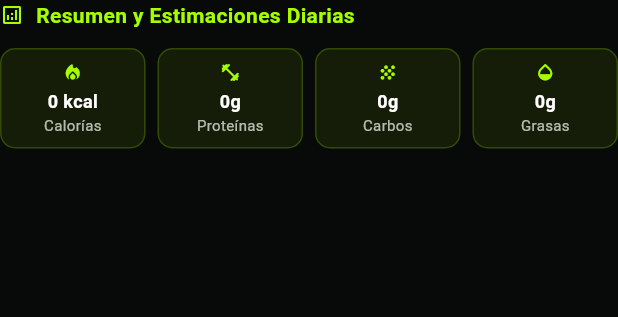
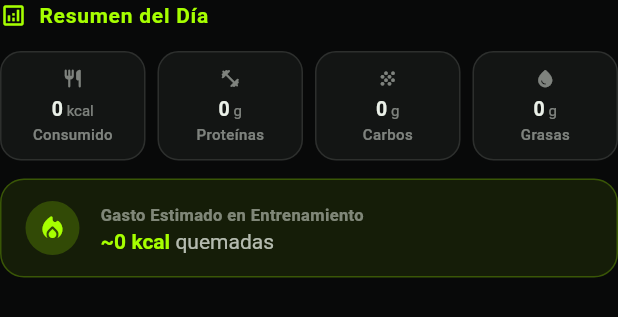
Before and after one commit to T1-ChamitoPro/xef, a Flutter app: the HistorialResumenNutricionalSection widget shown alone on an empty page, opened directly, on a phone screen of 412 x 824 dp. Shown: the top 317 px of the screen. Run offline on Flutter 3.47's test engine with Material 3 defaults, Android fonts, the light colour scheme and no system bars; our stand-ins replace flutter_dotenv, supabase_flutter; accounts and stored records are empty.

Commit message:
mejora al historial

```diff
--- a/xef/lib/features/historial/widgets/historial_dia_card.dart
+++ b/xef/lib/features/historial/widgets/historial_dia_card.dart
@@ -4,9 +4,8 @@ import '../../../core/theme/app_theme.dart';
 import '../../../models/historial_model.dart';
 import 'historial_comidas_section.dart';
 import 'historial_ejercicios_section.dart';
-import 'historial_resumen_nutricional_section.dart'; // <--- 1. Importar
+import 'historial_resumen_nutricional_section.dart';
 
-/// Tarjeta expandible que muestra el detalle de un día guardado en el historial
 class HistorialDiaCard extends StatelessWidget {
   final HistorialDia dia;
 
@@ -20,42 +19,58 @@ class HistorialDiaCard extends StatelessWidget {
     final numCalorias = dia.infoNutricionalResumen?['total_calorias'] ?? 0;
 
     return Container(
-      margin: const EdgeInsets.only(bottom: 16),
+      margin: const EdgeInsets.only(bottom: 14),
       decoration: BoxDecoration(
-        color: AppColors.azureMist.withValues(alpha: 0.04),
-        borderRadius: BorderRadius.circular(18),
-        border: Border.all(color: AppColors.azureMist.withValues(alpha: 0.08)),
+        color: AppColors.cardBg,
+        borderRadius: BorderRadius.circular(20),
+        border: Border.all(color: AppColors.azureMist.withValues(alpha: 0.1)),
       ),
+      child: ClipRRect(
+        borderRadius: BorderRadius.circular(20),
+        child: Theme(
+          data: Theme.of(context).copyWith(dividerColor: Colors.transparent),
           child: ExpansionTile(
-        tilePadding: const EdgeInsets.symmetric(horizontal: 16, vertical: 8),
+            tilePadding: const EdgeInsets.symmetric(
+              horizontal: 18,
+              vertical: 6,
+            ),
             iconColor: AppColors.lightGreen,
-        collapsedIconColor: AppColors.textSecondary,
+            collapsedIconColor: AppColors.textMuted,
             title: Text(
               fechaFormatted,
               style: const TextStyle(
-            color: Colors.white,
+                color: AppColors.textPrimary,
                 fontWeight: FontWeight.bold,
                 fontSize: 16,
               ),
             ),
-        subtitle: Text(
-          '${dia.comidas.length} comidas | ${dia.ejercicios.length} ejercicios ($numCalorias kcal)',
-          style: const TextStyle(color: AppColors.textSecondary, fontSize: 13),
+            subtitle: Padding(
+              padding: const EdgeInsets.only(top: 4),
+              child: Text(
+                '${dia.comidas.length} comidas  •  ${dia.ejercicios.length} ejercicios  •  $numCalorias kcal',
+                style: const TextStyle(
+                  color: AppColors.textSecondary,
+                  fontSize: 12,
+                  fontWeight: FontWeight.w500,
+                ),
+              ),
             ),
             children: [
-          const Divider(height: 1, color: Colors.white10),
+              Divider(
+                height: 1,
+                color: AppColors.azureMist.withValues(alpha: 0.1),
+              ),
               Padding(
-            padding: const EdgeInsets.all(16),
+                padding: const EdgeInsets.all(18),
                 child: Column(
                   crossAxisAlignment: CrossAxisAlignment.start,
                   children: [
                     HistorialComidasSection(comidas: dia.comidas),
-                const SizedBox(height: 16),
+                    const SizedBox(height: 18),
                     HistorialEjerciciosSection(ejercicios: dia.ejercicios),
                     const SizedBox(height: 20),
-                const Divider(color: Colors.white10),
-                const SizedBox(height: 12),
-                // 2. Nueva sección de resumen al final del día
+                    Divider(color: AppColors.azureMist.withValues(alpha: 0.1)),
+                    const SizedBox(height: 16),
                     HistorialResumenNutricionalSection(
                       infoNutricional: dia.infoNutricionalResumen,
                       infoFisica: dia.infoFisicaResumen,
@@ -65,6 +80,8 @@ class HistorialDiaCard extends StatelessWidget {
               ),
             ],
           ),
+        ),
+      ),
     );
   }
 }
--- a/xef/lib/features/historial/widgets/historial_resumen_nutricional_section.dart
+++ b/xef/lib/features/historial/widgets/historial_resumen_nutricional_section.dart
@@ -1,8 +1,8 @@
 import 'package:flutter/material.dart';
 
 import '../../../core/theme/app_theme.dart';
+import 'macro_badge.dart';
 
-/// Sección que muestra el resumen de macros y el gasto calórico de entrenamiento
 class HistorialResumenNutricionalSection extends StatelessWidget {
   final Map<String, dynamic>? infoNutricional;
   final Map<String, dynamic>? infoFisica;
@@ -16,148 +16,160 @@ class HistorialResumenNutricionalSection extends StatelessWidget {
   @override
   Widget build(BuildContext context) {
     final calorias = infoNutricional?['total_calorias'] ?? 0;
-    final proteinas =
-        (infoNutricional?['total_proteinas_g'] as num?)?.toDouble() ?? 0.0;
-    final carbos =
-        (infoNutricional?['total_carbohidratos_g'] as num?)?.toDouble() ?? 0.0;
-    final grasas =
-        (infoNutricional?['total_grasas_g'] as num?)?.toDouble() ?? 0.0;
+    final proteinas = infoNutricional?['total_proteinas_g'] ?? 0;
+    final carbos = infoNutricional?['total_carbohidratos_g'] ?? 0;
+    final grasas = infoNutricional?['total_grasas_g'] ?? 0;
 
-    final numEjercicios = infoFisica?['total_ejercicios'] ?? 0;
-    final caloriasQuemadas = numEjercicios * 45;
-    final grasaQuemadaG = (caloriasQuemadas / 7.7).toStringAsFixed(1);
+    // Búsqueda flexible de la llave del gasto calórico
+    final num gastoCalorias =
+        infoFisica?['gasto_calorias_estimado'] ??
+        infoFisica?['calorias_quemadas'] ??
+        infoFisica?['total_calorias_quemadas'] ??
+        infoFisica?['gasto_calorias'] ??
+        0;
+
+    final num gastoGrasa =
+        infoFisica?['gasto_grasa_estimado_g'] ??
+        infoFisica?['grasa_quemada_g'] ??
+        0;
 
     return Column(
       crossAxisAlignment: CrossAxisAlignment.start,
       children: [
+        // Encabezado
         const Row(
           children: [
             Icon(
               Icons.analytics_outlined,
-              size: 16,
+              size: 18,
               color: AppColors.lightGreen,
             ),
             SizedBox(width: 8),
             Text(
-              'Resumen y Estimaciones Diarias',
+              'Resumen del Día',
               style: TextStyle(
                 color: AppColors.lightGreen,
                 fontWeight: FontWeight.bold,
                 fontSize: 14,
+                letterSpacing: 0.5,
               ),
             ),
           ],
         ),
-        const SizedBox(height: 12),
-        // Fila de Macronutrientes Principales
+        const SizedBox(height: 14),
+
+        // Badges de consumo nutricional
         Row(
           children: [
-            _buildStatBadge(
-              'Calorías',
-              '$calorias kcal',
-              Icons.local_fire_department_rounded,
+            MacroBadge(
+              label: 'Consumido',
+              valor: '$calorias',
+              unidad: 'kcal',
+              icon: Icons.restaurant_rounded,
             ),
             const SizedBox(width: 8),
-            _buildStatBadge(
-              'Proteínas',
-              '${proteinas.toStringAsFixed(0)}g',
-              Icons.fitness_center_rounded,
+            MacroBadge(
+              label: 'Proteínas',
+              valor: '$proteinas',
+              unidad: 'g',
+              icon: Icons.fitness_center_rounded,
             ),
             const SizedBox(width: 8),
-            _buildStatBadge(
-              'Carbos',
-              '${carbos.toStringAsFixed(0)}g',
-              Icons.grain_rounded,
+            MacroBadge(
+              label: 'Carbos',
+              valor: '$carbos',
+              unidad: 'g',
+              icon: Icons.grain_rounded,
             ),
             const SizedBox(width: 8),
-            _buildStatBadge(
-              'Grasas',
-              '${grasas.toStringAsFixed(0)}g',
-              Icons.opacity_rounded,
+            MacroBadge(
+              label: 'Grasas',
+              valor: '$grasas',
+              unidad: 'g',
+              icon: Icons.water_drop_rounded,
             ),
           ],
         ),
-        if (numEjercicios > 0) ...[
+
         const SizedBox(height: 12),
-          // Tarjeta exclusiva de Gasto Energético
+
+        // Tarjeta de Gasto Físico Estimado
         Container(
           width: double.infinity,
-            padding: const EdgeInsets.symmetric(horizontal: 14, vertical: 12),
+          padding: const EdgeInsets.symmetric(horizontal: 16, vertical: 14),
           decoration: BoxDecoration(
-              color: Colors.black.withValues(alpha: 0.2),
-              borderRadius: BorderRadius.circular(12),
-              border: Border.all(color: Colors.white10),
+            color: AppColors.lightGreen.withValues(alpha: 0.08),
+            borderRadius: BorderRadius.circular(16),
+            border: Border.all(
+              color: AppColors.lightGreen.withValues(alpha: 0.25),
+            ),
           ),
           child: Row(
-              mainAxisAlignment: MainAxisAlignment.spaceBetween,
             children: [
-                Row(
+              Container(
+                padding: const EdgeInsets.all(8),
+                decoration: BoxDecoration(
+                  color: AppColors.lightGreen.withValues(alpha: 0.2),
+                  shape: BoxShape.circle,
+                ),
+                child: const Icon(
+                  Icons.local_fire_department_rounded,
+                  size: 20,
+                  color: AppColors.lightGreen,
+                ),
+              ),
+              const SizedBox(width: 14),
+              Expanded(
+                child: Column(
+                  crossAxisAlignment: CrossAxisAlignment.start,
                   children: [
-                    const Icon(
-                      Icons.bolt_rounded,
-                      size: 18,
-                      color: Colors.orangeAccent,
+                    const Text(
+                      'Gasto Estimado en Entrenamiento',
+                      style: TextStyle(
+                        fontSize: 11,
+                        fontWeight: FontWeight.w600,
+                        color: AppColors.textMuted,
                       ),
-                    const SizedBox(width: 8),
-                    Text(
-                      'Gasto en entreno: ~$caloriasQuemadas kcal',
+                    ),
+                    const SizedBox(height: 2),
+                    RichText(
+                      text: TextSpan(
                         style: const TextStyle(
+                          fontSize: 14,
                           color: AppColors.textPrimary,
-                        fontSize: 13,
-                        fontWeight: FontWeight.w500,
+                        ),
+                        children: [
+                          TextSpan(
+                            text: '~$gastoCalorias kcal ',
+                            style: const TextStyle(
+                              fontWeight: FontWeight.bold,
+                              color: AppColors.lightGreen,
+                            ),
+                          ),
+                          const TextSpan(
+                            text: 'quemadas',
+                            style: TextStyle(color: AppColors.textSecondary),
+                          ),
+                          if (gastoGrasa > 0) ...[
+                            const TextSpan(text: ' • '),
+                            TextSpan(
+                              text: '~$gastoGrasa g grasa',
+                              style: const TextStyle(
+                                fontWeight: FontWeight.w600,
+                                color: AppColors.textSecondary,
                               ),
                             ),
                           ],
-                ),
-                Text(
-                  '~$grasaQuemadaG g grasa',
-                  style: const TextStyle(
-                    color: AppColors.lightGreen,
-                    fontSize: 13,
-                    fontWeight: FontWeight.bold,
+                        ],
                       ),
                     ),
                   ],
                 ),
               ),
             ],
+          ),
+        ),
       ],
     );
   }
-
-  Widget _buildStatBadge(String label, String val, IconData icon) {
-    return Expanded(
-      child: Container(
-        padding: const EdgeInsets.symmetric(vertical: 8, horizontal: 4),
-        decoration: BoxDecoration(
-          color: AppColors.lightGreen.withValues(alpha: 0.08),
-          borderRadius: BorderRadius.circular(10),
-          border: Border.all(
-            color: AppColors.lightGreen.withValues(alpha: 0.2),
-          ),
-        ),
-        child: Column(
-          children: [
-            Icon(icon, size: 14, color: AppColors.lightGreen),
-            const SizedBox(height: 4),
-            Text(
-              val,
-              style: const TextStyle(
-                color: Colors.white,
-                fontWeight: FontWeight.bold,
-                fontSize: 12,
-              ),
-            ),
-            Text(
-              label,
-              style: const TextStyle(
-                color: AppColors.textSecondary,
-                fontSize: 10,
-              ),
-            ),
-          ],
-        ),
-      ),
-    );
 }
-}
--- /dev/null
+++ b/xef/lib/features/historial/widgets/macro_badge.dart
@@ -0,0 +1,73 @@
+import 'package:flutter/material.dart';
+
+import '../../../../core/theme/app_theme.dart';
+
+class MacroBadge extends StatelessWidget {
+  final String label;
+  final String valor;
+  final String unidad;
+  final IconData icon;
+
+  const MacroBadge({
+    super.key,
+    required this.label,
+    required this.valor,
+    required this.unidad,
+    required this.icon,
+  });
+
+  @override
+  Widget build(BuildContext context) {
+    return Expanded(
+      child: Container(
+        padding: const EdgeInsets.symmetric(vertical: 10, horizontal: 6),
+        decoration: BoxDecoration(
+          color: AppColors.azureMist.withValues(alpha: 0.05),
+          borderRadius: BorderRadius.circular(14),
+          border: Border.all(
+            color: AppColors.azureMist.withValues(alpha: 0.12),
+          ),
+        ),
+        child: Column(
+          children: [
+            Icon(icon, size: 14, color: AppColors.textMuted),
+            const SizedBox(height: 6),
+            RichText(
+              textAlign: TextAlign.center,
+              text: TextSpan(
+                children: [
+                  TextSpan(
+                    text: valor,
+                    style: const TextStyle(
+                      fontSize: 13,
+                      fontWeight: FontWeight.bold,
+                      color: AppColors.textPrimary,
+                    ),
+                  ),
+                  TextSpan(
+                    text: ' $unidad',
+                    style: const TextStyle(
+                      fontSize: 10,
+                      color: AppColors.textMuted,
+                    ),
+                  ),
+                ],
+              ),
+            ),
+            const SizedBox(height: 2),
+            Text(
+              label,
+              maxLines: 1,
+              overflow: TextOverflow.ellipsis,
+              style: const TextStyle(
+                fontSize: 10,
+                color: AppColors.textMuted,
+                fontWeight: FontWeight.w500,
+              ),
+            ),
+          ],
+        ),
+      ),
+    );
+  }
+}
--- a/xef/lib/providers/historial_provider.dart
+++ b/xef/lib/providers/historial_provider.dart
@@ -44,7 +44,6 @@ class HistorialProvider extends ChangeNotifier {
     }
   }
 
-  /// Comprueba si la comida específica ya está completada
   bool isComidaCompletada(String tipo, String nombreComida) {
     if (_historialHoy == null) return false;
     return _historialHoy!.comidas.any(
@@ -52,14 +51,12 @@ class HistorialProvider extends ChangeNotifier {
     );
   }
 
-  /// Alterna comida en la UI de inmediato y persiste en Supabase
   Future<void> toggleComida(HistorialComida comida) async {
     if (_historialHoy == null) return;
 
     final estaCompletada = isComidaCompletada(comida.tipoComida, comida.nombre);
     final listaOriginal = List<HistorialComida>.from(_historialHoy!.comidas);
 
-    // 1. Actualización optimista inmediata (0ms de retraso visual)
     if (estaCompletada) {
       _historialHoy!.comidas.removeWhere(
         (c) => c.tipoComida == comida.tipoComida && c.nombre == comida.nombre,
@@ -72,7 +69,6 @@ class HistorialProvider extends ChangeNotifier {
     }
     notifyListeners();
 
-    // 2. Persistencia transparente en backend (sin re-fetching que revierta el estado)
     try {
       if (estaCompletada) {
         final itemAEliminar = listaOriginal.firstWhere(
@@ -88,8 +84,7 @@ class HistorialProvider extends ChangeNotifier {
         );
       }
     } catch (e) {
-      debugPrint('❌ Error al guardar comida en Supabase: $e');
-      // Revertir únicamente en caso de falla real de red o base de datos
+      debugPrint('Error al guardar comida en Supabase: $e');
       _historialHoy = HistorialDia(
         id: _historialHoy!.id,
         fecha: _historialHoy!.fecha,
@@ -102,13 +97,11 @@ class HistorialProvider extends ChangeNotifier {
     }
   }
 
-  /// Comprueba si el ejercicio está completado
   bool isEjercicioCompletado(String nombreEjercicio) {
     if (_historialHoy == null) return false;
     return _historialHoy!.ejercicios.any((e) => e.nombre == nombreEjercicio);
   }
 
-  /// Alterna ejercicio en la UI de inmediato y persiste en Supabase
   Future<void> toggleEjercicio(HistorialEjercicio ejercicio) async {
     if (_historialHoy == null) return;
 
@@ -117,7 +110,6 @@ class HistorialProvider extends ChangeNotifier {
       _historialHoy!.ejercicios,
     );
 
-    // 1. Actualización optimista inmediata
     if (estaCompletado) {
       _historialHoy!.ejercicios.removeWhere(
         (e) => e.nombre == ejercicio.nombre,
@@ -127,7 +119,6 @@ class HistorialProvider extends ChangeNotifier {
     }
     notifyListeners();
 
-    // 2. Persistencia transparente en backend
     try {
       if (estaCompletado) {
         final itemAEliminar = listaOriginal.firstWhere(
@@ -183,8 +174,28 @@ class HistorialProvider extends ChangeNotifier {
         'comidas_completadas': _historialHoy!.comidas.length,
       };
 
+      int caloriasQuemadasTotales = 0;
+
+      for (var ej in _historialHoy!.ejercicios) {
+        int series = ej.series ?? 3;
+        int repeticiones = ej.repeticiones ?? 10;
+
+        int caloriasPorEjercicio = (series * repeticiones * 1.5).round();
+        if (caloriasPorEjercicio < 25) caloriasPorEjercicio = 45;
+
+        caloriasQuemadasTotales += caloriasPorEjercicio;
+      }
+
+      double grasaQuemadaG = caloriasQuemadasTotales > 0
+          ? (caloriasQuemadasTotales / 7.7)
+          : 0.0;
+
       final infoFisica = {
         'total_ejercicios': _historialHoy!.ejercicios.length,
+        'gasto_calorias_estimado': caloriasQuemadasTotales,
+        'gasto_grasa_estimado_g': double.parse(
+          grasaQuemadaG.toStringAsFixed(1),
+        ),
         'ejercicios_completados': _historialHoy!.ejercicios
             .map((e) => e.nombre)
             .toList(),
```
Lines whose indentation alone changed are shown as unchanged.
